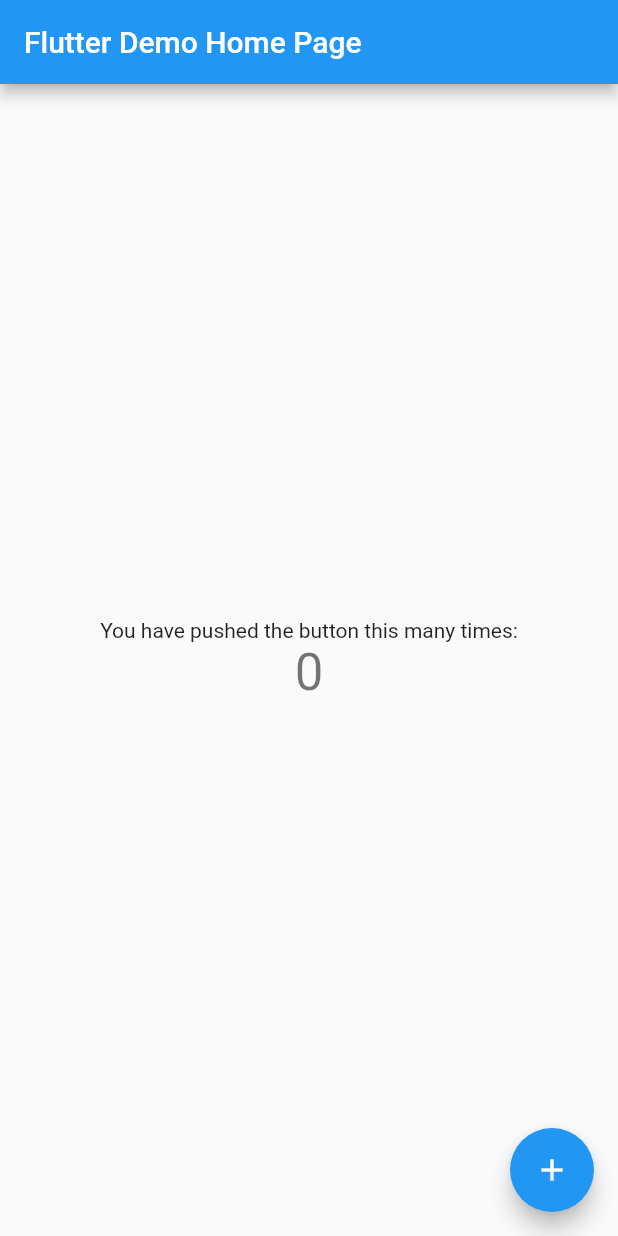
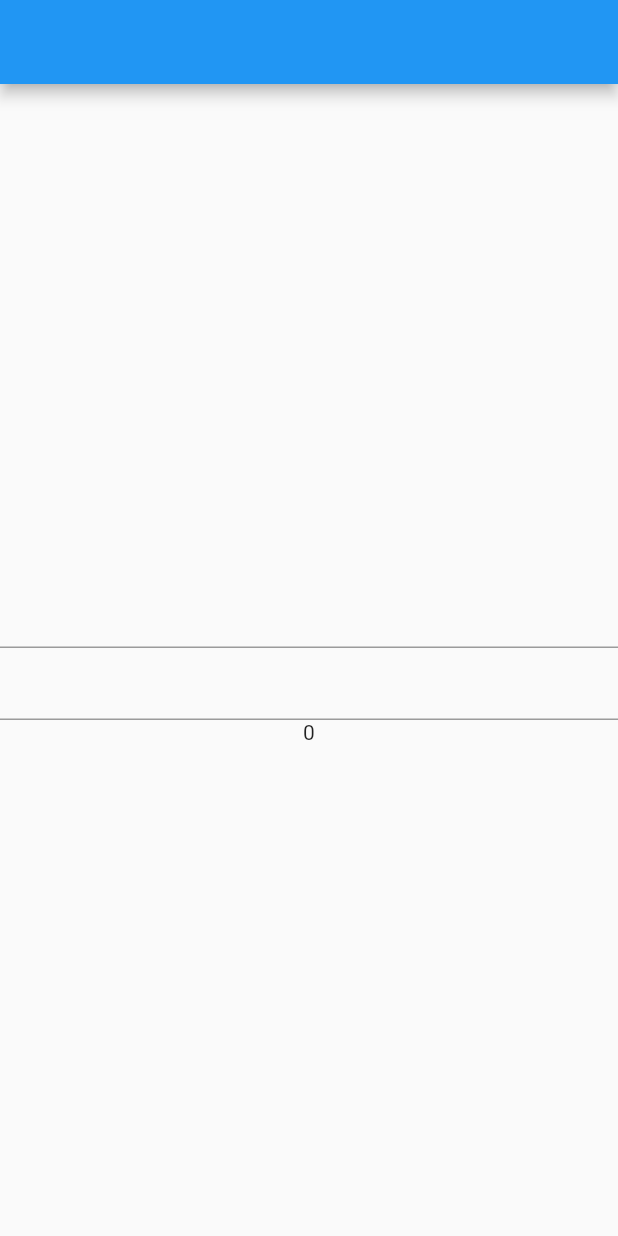
Before and after one commit to sadid369/playground_1, a Flutter app: the screen it shows after launch, on a phone screen of 412 x 824 dp. Run offline on Flutter 3.47's test engine with Material 2 defaults, Android fonts, the phone set to English and light mode, and no system bars; our stand-ins replace flutter_riverpod.

Commit message:
@22/11/2022 @43:00

```diff
--- /dev/null
+++ b/lib/home_screen.dart
@@ -0,0 +1,59 @@
+import 'package:flutter/material.dart';
+import 'package:flutter_riverpod/flutter_riverpod.dart';
+import 'package:playground_1/main.dart';
+
+class MyHomePage extends ConsumerWidget {
+  const MyHomePage({super.key});
+  void onChg(WidgetRef ref, String value) {
+    ref.read(userProvider.notifier).updateName(value);
+  }
+
+  void onChgAge(WidgetRef ref, String value) {
+    ref.read(userProvider.notifier).updateNameAge(int.parse(value));
+  }
+
+  @override
+  Widget build(BuildContext context, WidgetRef ref) {
+    final user = ref.watch(userProvider);
+    return Scaffold(
+      appBar: AppBar(
+        title: Text(user.name),
+      ),
+      body: Column(
+        mainAxisAlignment: MainAxisAlignment.center,
+        children: [
+          TextField(
+            onSubmitted: (value) {
+              onChg(ref, value);
+            },
+          ),
+          TextField(
+            onSubmitted: (value) {
+              onChgAge(ref, value);
+            },
+          ),
+          Center(
+            child: Text(user.age.toString()),
+          ),
+        ],
+      ),
+    );
+  }
+}
+// class MyHomePage extends StatelessWidget {
+//   const MyHomePage({super.key});
+
+//   @override
+//   Widget build(BuildContext context) {
+//     return Scaffold(
+//       appBar: AppBar(
+//         title: const Text(''),
+//       ),
+//       body: Consumer(builder: (context, ref, child) {
+//         return Column(
+//           children: [Center(child: Text(ref.read(nameProvider)))],
+//         );
+//       }),
+//     );
+//   }
+// }
--- a/lib/main.dart
+++ b/lib/main.dart
@@ -1,115 +1,32 @@
 import 'package:flutter/material.dart';
+import 'package:flutter_riverpod/flutter_riverpod.dart';
+import 'package:playground_1/home_screen.dart';
+import 'package:playground_1/user.dart';
 
+// final nameProvider = Provider<String>(
+//   (ref) => "Sadid",
+// );
+// final nameProvider = StateProvider<String?>(
+//   (ref) => null,
+// );
+final userProvider = StateNotifierProvider<UserNotifier, User>(
+  (ref) => UserNotifier(const User(name: "", age: 0)),
+);
 void main() {
-  runApp(const MyApp());
+  runApp(const ProviderScope(child: MyApp()));
 }
 
 class MyApp extends StatelessWidget {
   const MyApp({super.key});
 
-  // This widget is the root of your application.
   @override
   Widget build(BuildContext context) {
     return MaterialApp(
       title: 'Flutter Demo',
       theme: ThemeData(
-        // This is the theme of your application.
-        //
-        // Try running your application with "flutter run". You'll see the
-        // application has a blue toolbar. Then, without quitting the app, try
-        // changing the primarySwatch below to Colors.green and then invoke
-        // "hot reload" (press "r" in the console where you ran "flutter run",
-        // or simply save your changes to "hot reload" in a Flutter IDE).
-        // Notice that the counter didn't reset back to zero; the application
-        // is not restarted.
         primarySwatch: Colors.blue,
       ),
-      home: const MyHomePage(title: 'Flutter Demo Home Page'),
+      home: const MyHomePage(),
     );
   }
 }
-
-class MyHomePage extends StatefulWidget {
-  const MyHomePage({super.key, required this.title});
-
-  // This widget is the home page of your application. It is stateful, meaning
-  // that it has a State object (defined below) that contains fields that affect
-  // how it looks.
-
-  // This class is the configuration for the state. It holds the values (in this
-  // case the title) provided by the parent (in this case the App widget) and
-  // used by the build method of the State. Fields in a Widget subclass are
-  // always marked "final".
-
-  final String title;
-
-  @override
-  State<MyHomePage> createState() => _MyHomePageState();
-}
-
-class _MyHomePageState extends State<MyHomePage> {
-  int _counter = 0;
-
-  void _incrementCounter() {
-    setState(() {
-      // This call to setState tells the Flutter framework that something has
-      // changed in this State, which causes it to rerun the build method below
-      // so that the display can reflect the updated values. If we changed
-      // _counter without calling setState(), then the build method would not be
-      // called again, and so nothing would appear to happen.
-      _counter++;
-    });
-  }
-
-  @override
-  Widget build(BuildContext context) {
-    // This method is rerun every time setState is called, for instance as done
-    // by the _incrementCounter method above.
-    //
-    // The Flutter framework has been optimized to make rerunning build methods
-    // fast, so that you can just rebuild anything that needs updating rather
-    // than having to individually change instances of widgets.
-    return Scaffold(
-      appBar: AppBar(
-        // Here we take the value from the MyHomePage object that was created by
-        // the App.build method, and use it to set our appbar title.
-        title: Text(widget.title),
-      ),
-      body: Center(
-        // Center is a layout widget. It takes a single child and positions it
-        // in the middle of the parent.
-        child: Column(
-          // Column is also a layout widget. It takes a list of children and
-          // arranges them vertically. By default, it sizes itself to fit its
-          // children horizontally, and tries to be as tall as its parent.
-          //
-          // Invoke "debug painting" (press "p" in the console, choose the
-          // "Toggle Debug Paint" action from the Flutter Inspector in Android
-          // Studio, or the "Toggle Debug Paint" command in Visual Studio Code)
-          // to see the wireframe for each widget.
-          //
-          // Column has various properties to control how it sizes itself and
-          // how it positions its children. Here we use mainAxisAlignment to
-          // center the children vertically; the main axis here is the vertical
-          // axis because Columns are vertical (the cross axis would be
-          // horizontal).
-          mainAxisAlignment: MainAxisAlignment.center,
-          children: <Widget>[
-            const Text(
-              'You have pushed the button this many times:',
-            ),
-            Text(
-              '$_counter',
-              style: Theme.of(context).textTheme.headline4,
-            ),
-          ],
-        ),
-      ),
-      floatingActionButton: FloatingActionButton(
-        onPressed: _incrementCounter,
-        tooltip: 'Increment',
-        child: const Icon(Icons.add),
-      ), // This trailing comma makes auto-formatting nicer for build methods.
-    );
-  }
-}
--- a/pubspec.yaml
+++ b/pubspec.yaml
@@ -36,6 +36,7 @@
   # The following adds the Cupertino Icons font to your application.
   # Use with the CupertinoIcons class for iOS style icons.
   cupertino_icons: ^1.0.2
+  flutter_riverpod: ^2.1.1
 
 dev_dependencies:
   flutter_test:
```
Also changed, not shown: lib/user.dart (added, +67 -0 lines), pubspec.lock.
